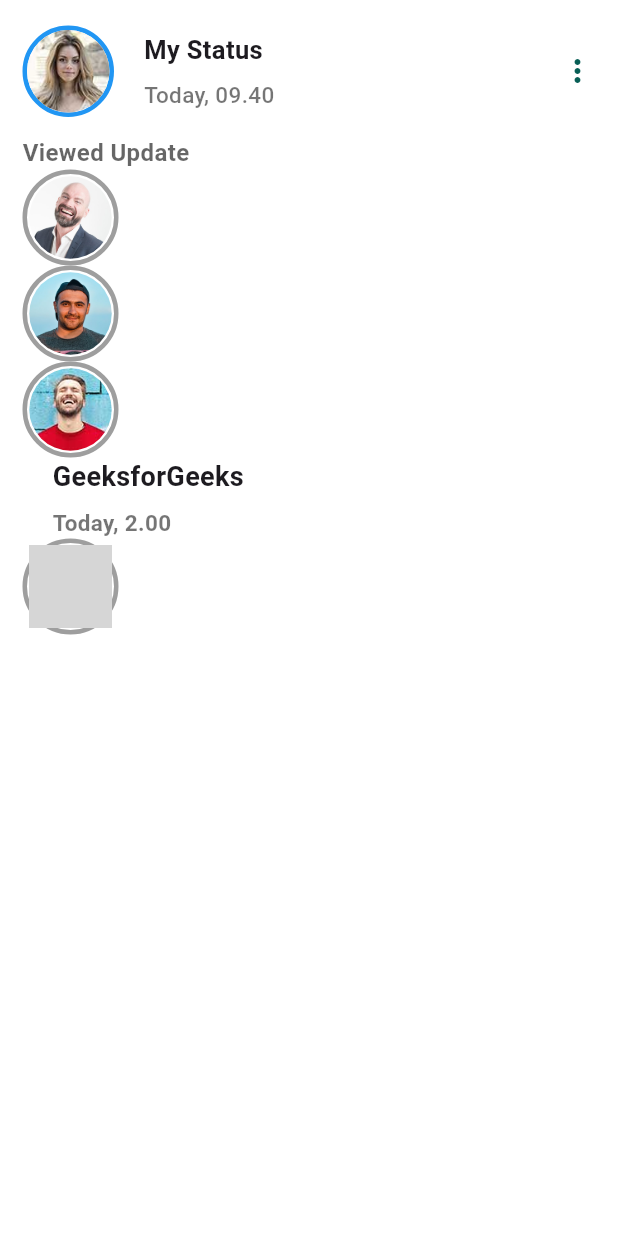
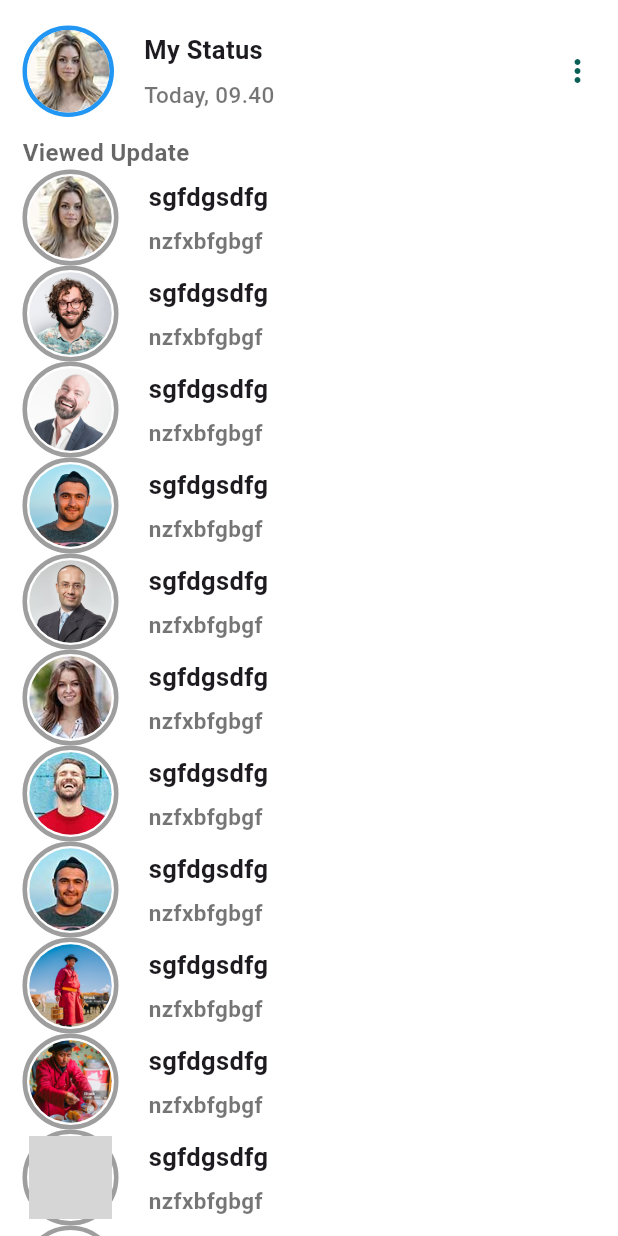
Before and after one commit to DhruvBhoi230/WhatsappClone, a Flutter app: the Statuswidgets widget shown alone on an empty page, opened directly, on a phone screen of 412 x 824 dp. Run offline on Flutter 3.47's test engine with Material 3 defaults, Android fonts, the phone set to English and light mode, and no system bars; missing offline and left inert: custom_clippers; grey boxes are pictures that could not be loaded.

Commit message:
make a status list for the json

```diff
--- a/assets/dummy-data/status.json
+++ b/assets/dummy-data/status.json
@@ -1,98 +1,98 @@
 [
     {
       "image": "https://example.com/statuses/status1.jpg",
-      "isread": true,
+      "isread": "true",
       "text": "Having a great day!",
       "backgroundcolor": "#FF5733",
       "timestamp": "2024-06-05T12:00:00Z"
     },
     {
       "image": "https://example.com/statuses/status2.jpg",
-      "isread": false,
+      "isread": "false",
       "text": "Loving the weather.",
       "backgroundcolor": "#33FF57",
       "timestamp": "2024-06-05T11:45:00Z"
     },
     {
       "image": "https://example.com/statuses/status3.jpg",
-      "isread": true,
+      "isread": "true",
       "text": "New project underway!",
       "backgroundcolor": "#3357FF",
       "timestamp": "2024-06-05T11:30:00Z"
     },
     {
       "image": "https://example.com/statuses/status4.jpg",
-      "isread": false,
+      "isread": "false",
       "text": "Coffee break time.",
       "backgroundcolor": "#FF33A1",
       "timestamp": "2024-06-05T11:15:00Z"
     },
     {
       "image": "https://example.com/statuses/status5.jpg",
-      "isread": true,
+      "isread": "true",
       "text": "Check out this view!",
       "backgroundcolor": "#FFA833",
       "timestamp": "2024-06-05T11:00:00Z"
     },
     {
       "image": "https://example.com/statuses/status6.jpg",
-      "isread": false,
+      "isread": "false",
       "text": "Meeting with the team.",
       "backgroundcolor": "#33FFA8",
       "timestamp": "2024-06-05T10:45:00Z"
     },
     {
       "image": "https://example.com/statuses/status7.jpg",
-      "isread": true,
+      "isread": "true",
       "text": "Lunch time!",
       "backgroundcolor": "#A833FF",
       "timestamp": "2024-06-05T10:30:00Z"
     },
     {
       "image": "https://example.com/statuses/status8.jpg",
-      "isread": false,
+      "isread": "false",
       "text": "Workout session completed.",
       "backgroundcolor": "#FF5733",
       "timestamp": "2024-06-05T10:15:00Z"
     },
     {
       "image": "https://example.com/statuses/status9.jpg",
-      "isread": true,
+      "isread": "true",
       "text": "Back to work.",
       "backgroundcolor": "#33FF57",
       "timestamp": "2024-06-05T10:00:00Z"
     },
     {
       "image": "https://example.com/statuses/status10.jpg",
-      "isread": false,
+      "isread": "false",
       "text": "Weekend plans?",
       "backgroundcolor": "#3357FF",
       "timestamp": "2024-06-05T09:45:00Z"
     },
     {
       "image": "https://example.com/statuses/status11.jpg",
-      "isread": true,
+      "isread": "true",
       "text": "Just finished reading a book.",
       "backgroundcolor": "#FF33A1",
       "timestamp": "2024-06-05T09:30:00Z"
     },
     {
       "image": "https://example.com/statuses/status12.jpg",
-      "isread": false,
+      "isread": "false",
       "text": "Dinner time with family.",
       "backgroundcolor": "#FFA833",
       "timestamp": "2024-06-05T09:15:00Z"
     },
     {
       "image": "https://example.com/statuses/status13.jpg",
-      "isread": true,
+      "isread": "true",
       "text": "Exploring new places.",
       "backgroundcolor": "#33FFA8",
       "timestamp": "2024-06-05T09:00:00Z"
     },
     {
       "image": "https://example.com/statuses/status14.jpg",
-      "isread": false,
+      "isread": "false",
       "text": "Late night thoughts.",
       "backgroundcolor": "#A833FF",
       "timestamp": "2024-06-05T08:45:00Z"
--- a/lib/Statuswidgets.dart
+++ b/lib/Statuswidgets.dart
@@ -1,7 +1,36 @@
+import 'dart:convert';
+
 import 'package:flutter/material.dart';
+import 'package:whatsapp_clone/models/status_model.dart';
+import 'package:whatsapp_clone/services/Status.parser.dart';
 
-class Statuswidgets extends StatelessWidget {
+class Statuswidgets extends StatefulWidget {
   const Statuswidgets({super.key});
+
+  @override
+  // ignore: library_private_types_in_public_api
+  _Statuswidgets createState() => _Statuswidgets();
+}
+
+class _Statuswidgets extends State<Statuswidgets> {
+  List<StatusModel> _futureStatusData = [];
+
+  @override
+  void initState() {
+    super.initState();
+    _fetchData();
+  }
+
+  Future<void> _fetchData() async {
+    try {
+      List<StatusModel> persons = await parseStatuss();
+      setState(() {
+        _futureStatusData = persons;
+      });
+    } catch (e) {
+      print('Error loading data: $e');
+    }
+  }
 
   @override
   Widget build(BuildContext context) {
@@ -69,73 +98,45 @@ class Statuswidgets extends StatelessWidget {
                       color: Colors.black.withOpacity(0.6)),
                 ),
               ),
-              for (int i = 3; i < 5; i++)
+              Column(children: [
+                FutureBuilder<List<StatusModel>>(
+                    future: parseStatuss(),
+                    builder: (context, snapshot) {
+                      if (snapshot.hasData) {
+                        List<StatusModel> users = snapshot.data!;
+                        return Container(
+                          height: 1000, // Set a fixed height
+                          child: ListView.builder(
+                              itemCount: users.length,
+                              itemBuilder: (context, index) {
+                                final person = _futureStatusData[index];
+                                return Row(
+                                  children: [
                                     Container(
                                       padding: EdgeInsets.all(1.5),
                                       decoration: BoxDecoration(
-                      borderRadius: BorderRadius.circular(40),
-                      border: Border.all(color: Colors.grey, width: 3)),
+                                          borderRadius:
+                                              BorderRadius.circular(40),
+                                          border: Border.all(
+                                              color: Colors.grey, width: 3)),
                                       child: ClipRRect(
-                      borderRadius: BorderRadius.circular(40),
+                                          borderRadius:
+                                              BorderRadius.circular(40),
                                           child: Image.asset(
-                        "assets/images/profile $i.jpg",
+                                            "assets/images/profile ${index + 1}.jpg",
                                             height: 55,
                                             width: 55,
                                             fit: BoxFit.cover,
                                           )),
                                     ),
-              Container(
-                padding: EdgeInsets.all(1.5),
-                decoration: BoxDecoration(
-                    borderRadius: BorderRadius.circular(40),
-                    border: Border.all(color: Colors.grey, width: 3)),
-                child: ClipRRect(
-                    borderRadius: BorderRadius.circular(40),
-                    child: Image.asset("assets/images/profile 7.jpg",
-                        height: 55, width: 55, fit: BoxFit.cover)),
-              ),
                                     Padding(
                                       padding: EdgeInsets.only(left: 20),
                                       child: Column(
-                  crossAxisAlignment: CrossAxisAlignment.start,
+                                        crossAxisAlignment:
+                                            CrossAxisAlignment.start,
                                         children: [
                                           Text(
-                      "GeeksforGeeks",
-                      style: TextStyle(
-                        fontSize: 18,
-                        fontWeight: FontWeight.bold,
-                      ),
-                    ),
-                    SizedBox(
-                      height: 7,
-                    ),
-                    Text(
-                      "Today, 2.00",
-                      style: TextStyle(
-                          fontSize: 15,
-                          fontWeight: FontWeight.bold,
-                          color: Colors.black54),
-                    )
-                  ],
-                ),
-              ),
-              Container(
-                padding: EdgeInsets.all(1.5),
-                decoration: BoxDecoration(
-                    borderRadius: BorderRadius.circular(40),
-                    border: Border.all(color: Colors.grey, width: 3)),
-                child: ClipRRect(
-                    borderRadius: BorderRadius.circular(40),
-                    child: Image.asset("",
-                        height: 55, width: 55, fit: BoxFit.cover)),
-              ),
-              Padding(
-                padding: EdgeInsets.only(left: 20),
-                child: Column(
-                  crossAxisAlignment: CrossAxisAlignment.start,
-                  children: [
-                    Text(
-                      "",
+                                            "sgfdgsdfg",
                                             style: TextStyle(
                                               fontSize: 17,
                                               fontWeight: FontWeight.bold,
@@ -145,7 +146,7 @@ class Statuswidgets extends StatelessWidget {
                                             height: 7,
                                           ),
                                           Text(
-                      "",
+                                            "nzfxbfgbgf",
                                             style: TextStyle(
                                                 fontSize: 15,
                                                 fontWeight: FontWeight.bold,
@@ -154,6 +155,15 @@ class Statuswidgets extends StatelessWidget {
                                         ],
                                       ),
                                     ),
+                                  ],
+                                );
+                              }),
+                        );
+                      } else {
+                        return Text('Error');
+                      }
+                    })
+              ])
             ])));
   }
 }
--- a/lib/home.dart
+++ b/lib/home.dart
@@ -6,6 +6,7 @@ import 'package:whatsapp_clone/Statuswidgets.dart';
 import 'package:whatsapp_clone/SettingsPage.dart';
 import 'package:whatsapp_clone/chatswidgets.dart';
 import 'package:whatsapp_clone/person_list.dart';
+
 
 class HomePage extends StatelessWidget {
   const HomePage({super.key});
@@ -99,6 +100,7 @@ class HomePage extends StatelessWidget {
                     tabs: [
                       //tab1
                       Container(
+
                         width: 24,
                         child: const Tab(icon: Icon(Icons.camera_alt)),
                       ),
--- /dev/null
+++ b/lib/models/status_model.dart
@@ -0,0 +1,27 @@
+class StatusModel{
+  // static fromjson(json) {}
+final String image;
+final String isread;
+final String text;
+final String backgroundcolor;
+final String timestamp;
+
+
+ StatusModel(
+  {required this.image,
+  required this.isread,
+  required this.text,
+  required this.backgroundcolor,
+  required this.timestamp,});
+
+
+  factory StatusModel.fromJson(Map<String, dynamic> jsonData){
+    return StatusModel(
+      image: jsonData['image'],
+      isread: jsonData['isread'],
+      text:  jsonData['text'],
+      backgroundcolor:jsonData['backgroundcolor'],
+      timestamp: jsonData ['timestamp'],
+      );
+  }
+}
--- /dev/null
+++ b/lib/services/status.parser.dart
@@ -0,0 +1,16 @@
+import 'dart:convert';
+import 'package:flutter/services.dart' show rootBundle;
+
+import '../models/status_model.dart';
+
+Future<List<StatusModel>> parseStatuss() async {
+  try {
+    String jsonData =
+        await rootBundle.loadString('assets/dummy-data/status.json');
+    final parsed = jsonDecode(jsonData).cast<Map<String, dynamic>>();
+    return parsed.map<StatusModel>((json) => StatusModel.fromJson(json)).toList();
+  } catch (e) {
+    print('Error - status json: $e');
+    throw Exception('Failed to load JSON data');
+  }
+}
```
Lines whose indentation alone changed are shown as unchanged.
